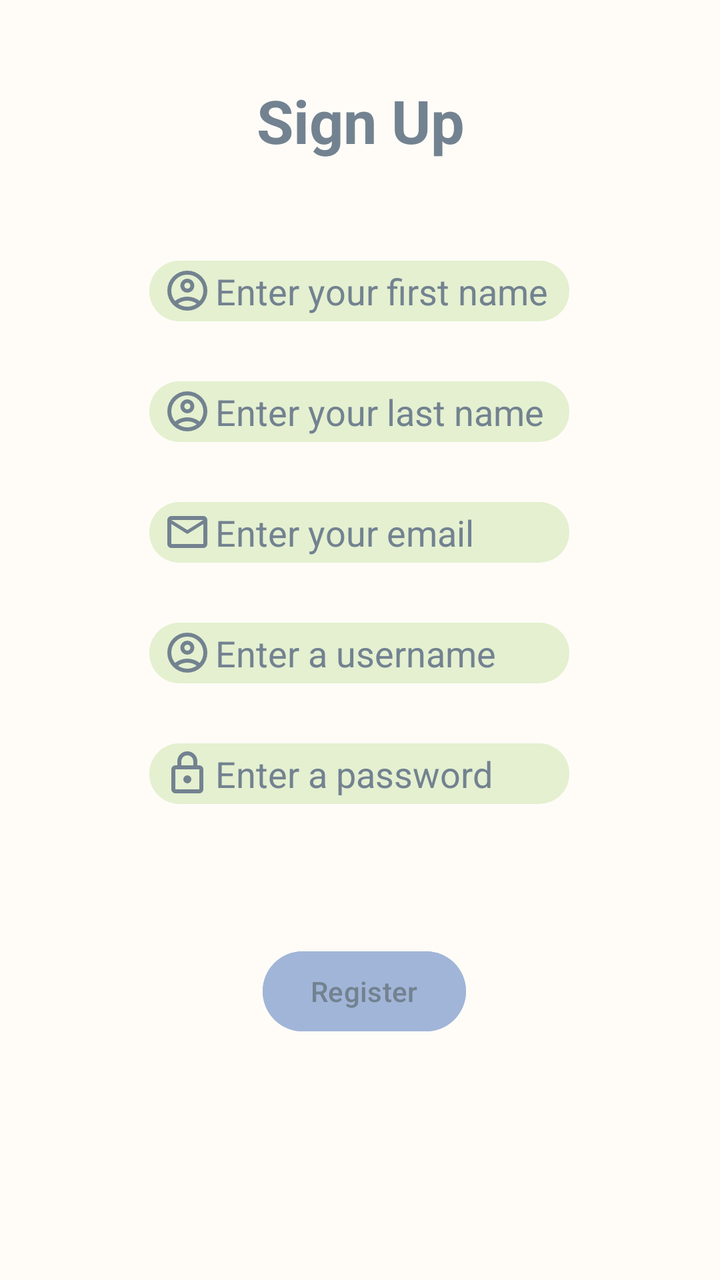
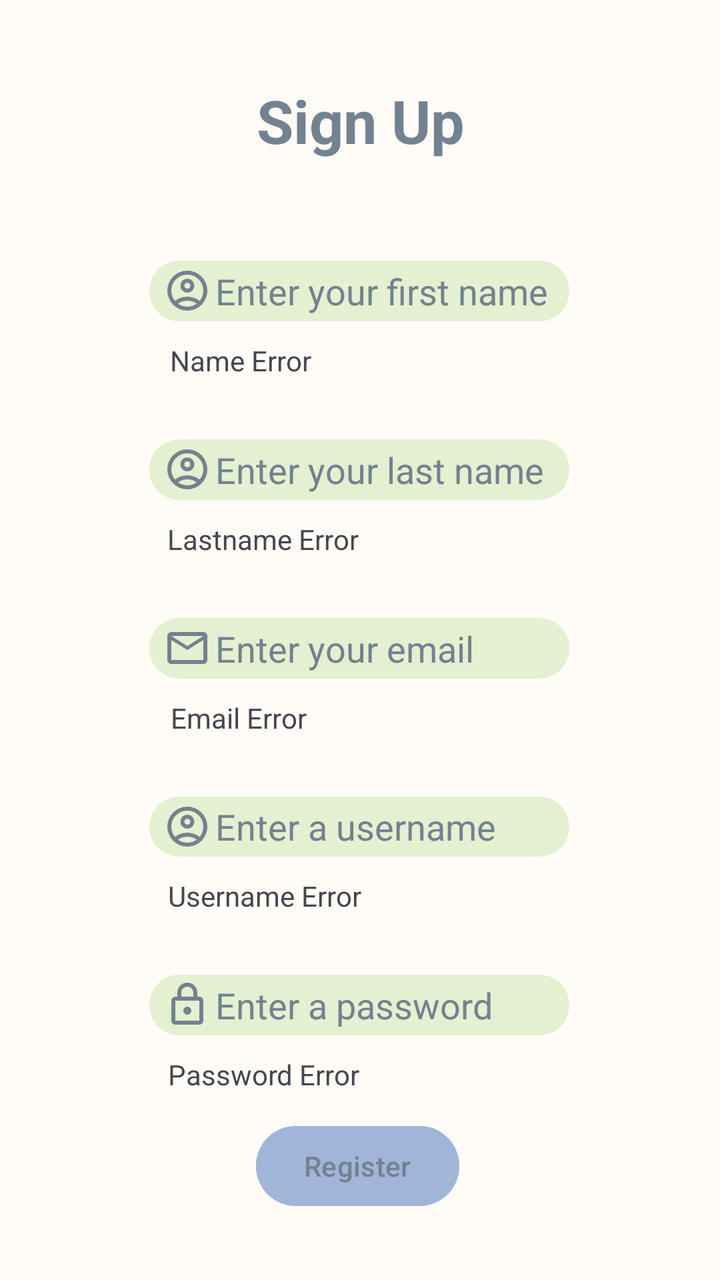

Two renders of the same Android screen: before a commit and after it. Below are the layout's source before the change and the commit's diff.
<!-- AndroidManifest.xml: application theme Theme.MyApp -->
<!-- res/layout/activity_sign_up.xml -->
<?xml version="1.0" encoding="utf-8"?>
<androidx.constraintlayout.widget.ConstraintLayout xmlns:android="http://schemas.android.com/apk/res/android"
    xmlns:app="http://schemas.android.com/apk/res-auto"
    xmlns:tools="http://schemas.android.com/tools"
    android:id="@+id/main"
    android:layout_width="match_parent"
    android:layout_height="match_parent"
    android:background="#FFFCF7"
    tools:context=".SignUpActivity">

    <EditText
        android:id="@+id/fistNameText"
        android:layout_width="wrap_content"
        android:layout_height="wrap_content"
        android:layout_marginTop="50dp"
        android:background="@drawable/signuptextview"
        android:digits="abcdefghijklmnopqrstuvwxyz ABCDEFGHIJKLMNOPQRSTUVWXYZ"
        android:drawableStart="@drawable/account_circle"
        android:drawablePadding="2dp"
        android:ems="10"
        android:hint="Enter your first name"
        android:inputType="text"
        android:paddingStart="7dp"
        android:paddingEnd="5dp"
        android:paddingTop="3dp"
        android:paddingBottom="3dp"
        android:textColor="#738290"
        android:textColorHint="#738290"
        android:maxLength="50"
        app:layout_constraintEnd_toEndOf="parent"
        app:layout_constraintHorizontal_bias="0.497"
        app:layout_constraintStart_toStartOf="parent"
        app:layout_constraintTop_toBottomOf="@+id/HeaderTextView" />

    <EditText
        android:id="@+id/lastNameText"
        android:layout_width="wrap_content"
        android:layout_height="wrap_content"
        android:layout_marginTop="30dp"
        android:background="@drawable/signuptextview"
        android:digits="abcdefghijklmnopqrstuvwxyz ABCDEFGHIJKLMNOPQRSTUVWXYZ"
        android:drawableLeft="@drawable/account_circle"
        android:drawablePadding="2dp"
        android:ems="10"
        android:hint="Enter your last name"
        android:inputType="text"
        android:paddingStart="7dp"
        android:paddingTop="3dp"
        android:paddingEnd="5dp"
        android:paddingBottom="3dp"
        android:textColor="#738290"
        android:textColorHint="#738290"
        android:maxLength="50"
        app:layout_constraintEnd_toEndOf="parent"
        app:layout_constraintHorizontal_bias="0.497"
        app:layout_constraintStart_toStartOf="parent"
        app:layout_constraintTop_toBottomOf="@+id/fistNameText" />

    <EditText
        android:id="@+id/emailText"
        android:layout_width="wrap_content"
        android:layout_height="wrap_content"
        android:layout_marginTop="30dp"
        android:background="@drawable/signuptextview"
        android:digits="abcdefghijklmnopqrstuvwxyzABCDEFGHIJKLMNOPQRSTUVWXYZ1234567890@.-!#$%'*+-/=?^_`{|}~&amp;"
        android:drawableLeft="@drawable/mail"
        android:drawablePadding="2dp"
        android:ems="10"
        android:hint="Enter your email"
        android:inputType="textEmailAddress"
        android:paddingStart="7dp"
        android:paddingEnd="5dp"
        android:paddingTop="3dp"
        android:paddingBottom="3dp"
        android:textColor="#738290"
        android:textColorHint="#738290"
        app:layout_constraintEnd_toEndOf="parent"
        app:layout_constraintHorizontal_bias="0.497"
        app:layout_constraintStart_toStartOf="parent"
        app:layout_constraintTop_toBottomOf="@+id/lastNameText" />

    <EditText
        android:id="@+id/userNameText"
        android:layout_width="wrap_content"
        android:layout_height="wrap_content"
        android:layout_marginTop="30dp"
        android:background="@drawable/signuptextview"
        android:digits="abcdefghijklmnopqrstuvwxyzABCDEFGHIJKLMNOPQRSTUVWXYZ1234567890@.-!#$%'*+-/=?^_`{|}~(),;[]&amp;"
        android:drawableLeft="@drawable/account_circle"
        android:drawablePadding="2dp"
        android:ems="10"
        android:hint="Enter a username"
        android:inputType="text"
        android:paddingStart="7dp"
        android:paddingTop="3dp"
        android:paddingEnd="5dp"
        android:paddingBottom="3dp"
        android:textColorHint="#738290"
        app:layout_constraintEnd_toEndOf="parent"
        app:layout_constraintHorizontal_bias="0.497"
        app:layout_constraintStart_toStartOf="parent"
        app:layout_constraintTop_toBottomOf="@+id/emailText" />

    <EditText
        android:id="@+id/passwordText"
        android:layout_width="wrap_content"
        android:layout_height="wrap_content"
        android:layout_marginTop="30dp"
        android:background="@drawable/signuptextview"
        android:drawableLeft="@drawable/lock"
        android:drawablePadding="2dp"
        android:ems="10"
        android:hint="Enter a password"
        android:inputType="textPassword"
        android:paddingStart="7dp"
        android:paddingEnd="5dp"
        android:paddingTop="3dp"
        android:paddingBottom="3dp"
        android:textColor="#738290"
        android:textColorHint="#738290"
        app:layout_constraintEnd_toEndOf="parent"
        app:layout_constraintHorizontal_bias="0.497"
        app:layout_constraintStart_toStartOf="parent"
        app:layout_constraintTop_toBottomOf="@+id/userNameText" />

    <Button
        android:id="@+id/signUpButton"
        android:layout_width="wrap_content"
        android:layout_height="wrap_content"
        android:backgroundTint="#A1B5D8"
        android:text="Register"
        android:textColor="#738290"
        app:layout_constraintBottom_toBottomOf="parent"
        app:layout_constraintEnd_toEndOf="parent"
        app:layout_constraintHorizontal_bias="0.509"
        app:layout_constraintStart_toStartOf="parent"
        app:layout_constraintTop_toBottomOf="@+id/passwordText"
        app:layout_constraintVertical_bias="0.367" />

    <TextView
        android:id="@+id/HeaderTextView"
        android:layout_width="wrap_content"
        android:layout_height="wrap_content"
        android:layout_marginTop="40dp"
        android:text="Sign Up"
        android:textColor="#738290"
        android:textSize="30sp"
        android:textStyle="bold"
        app:layout_constraintEnd_toEndOf="parent"
        app:layout_constraintHorizontal_bias="0.501"
        app:layout_constraintStart_toStartOf="parent"
        app:layout_constraintTop_toTopOf="parent" />

</androidx.constraintlayout.widget.ConstraintLayout>
<!-- resources referenced by this layout -->
<resources>
  <!-- drawable account_circle (drawable) -->
  <vector xmlns:android="http://schemas.android.com/apk/res/android" android:height="24dp" android:tint="#738290" android:viewportHeight="960" android:viewportWidth="960" android:width="24dp">
        
      <path android:fillColor="@android:color/white" android:pathData="M234,684Q285,645 348,622.5Q411,600 480,600Q549,600 612,622.5Q675,645 726,684Q761,643 780.5,591Q800,539 800,480Q800,347 706.5,253.5Q613,160 480,160Q347,160 253.5,253.5Q160,347 160,480Q160,539 179.5,591Q199,643 234,684ZM380.5,479.5Q340,439 340,380Q340,321 380.5,280.5Q421,240 480,240Q539,240 579.5,280.5Q620,321 620,380Q620,439 579.5,479.5Q539,520 480,520Q421,520 380.5,479.5ZM480,880Q397,880 324,848.5Q251,817 197,763Q143,709 111.5,636Q80,563 80,480Q80,397 111.5,324Q143,251 197,197Q251,143 324,111.5Q397,80 480,80Q563,80 636,111.5Q709,143 763,197Q817,251 848.5,324Q880,397 880,480Q880,563 848.5,636Q817,709 763,763Q709,817 636,848.5Q563,880 480,880ZM580,784.5Q627,769 666,740Q627,711 580,695.5Q533,680 480,680Q427,680 380,695.5Q333,711 294,740Q333,769 380,784.5Q427,800 480,800Q533,800 580,784.5ZM523,423Q540,406 540,380Q540,354 523,337Q506,320 480,320Q454,320 437,337Q420,354 420,380Q420,406 437,423Q454,440 480,440Q506,440 523,423ZM480,380Q480,380 480,380Q480,380 480,380Q480,380 480,380Q480,380 480,380Q480,380 480,380Q480,380 480,380Q480,380 480,380Q480,380 480,380ZM480,740Q480,740 480,740Q480,740 480,740Q480,740 480,740Q480,740 480,740Q480,740 480,740Q480,740 480,740Q480,740 480,740Q480,740 480,740Z"/>
      
  </vector>
  <!-- drawable lock (drawable) -->
  <vector xmlns:android="http://schemas.android.com/apk/res/android" android:height="24dp" android:tint="#738290" android:viewportHeight="960" android:viewportWidth="960" android:width="24dp">
        
      <path android:fillColor="@android:color/white" android:pathData="M240,880Q207,880 183.5,856.5Q160,833 160,800L160,400Q160,367 183.5,343.5Q207,320 240,320L280,320L280,240Q280,157 338.5,98.5Q397,40 480,40Q563,40 621.5,98.5Q680,157 680,240L680,320L720,320Q753,320 776.5,343.5Q800,367 800,400L800,800Q800,833 776.5,856.5Q753,880 720,880L240,880ZM240,800L720,800Q720,800 720,800Q720,800 720,800L720,400Q720,400 720,400Q720,400 720,400L240,400Q240,400 240,400Q240,400 240,400L240,800Q240,800 240,800Q240,800 240,800ZM536.5,656.5Q560,633 560,600Q560,567 536.5,543.5Q513,520 480,520Q447,520 423.5,543.5Q400,567 400,600Q400,633 423.5,656.5Q447,680 480,680Q513,680 536.5,656.5ZM360,320L600,320L600,240Q600,190 565,155Q530,120 480,120Q430,120 395,155Q360,190 360,240L360,320ZM240,800Q240,800 240,800Q240,800 240,800L240,400Q240,400 240,400Q240,400 240,400L240,400Q240,400 240,400Q240,400 240,400L240,800Q240,800 240,800Q240,800 240,800Z"/>
      
  </vector>
  <!-- drawable mail (drawable) -->
  <vector xmlns:android="http://schemas.android.com/apk/res/android" android:height="24dp" android:tint="#738290" android:viewportHeight="960" android:viewportWidth="960" android:width="24dp">
        
      <path android:fillColor="@android:color/white" android:pathData="M160,800Q127,800 103.5,776.5Q80,753 80,720L80,240Q80,207 103.5,183.5Q127,160 160,160L800,160Q833,160 856.5,183.5Q880,207 880,240L880,720Q880,753 856.5,776.5Q833,800 800,800L160,800ZM480,520L160,320L160,720Q160,720 160,720Q160,720 160,720L800,720Q800,720 800,720Q800,720 800,720L800,320L480,520ZM480,440L800,240L160,240L480,440ZM160,320L160,240L160,240L160,320L160,720Q160,720 160,720Q160,720 160,720L160,720Q160,720 160,720Q160,720 160,720L160,320Z"/>
      
  </vector>
  <!-- drawable signuptextview (drawable) -->
  <?xml version="1.0" encoding="utf-8"?>
  <shape xmlns:android="http://schemas.android.com/apk/res/android"
      android:shape="rectangle">
      <solid android:color="#E4F0D0" />
      <corners android:radius="15dp"/>
  </shape>
  <style name="Theme.MyApp" parent="Base.Theme.MyApp" />
  <style name="Base.Theme.MyApp" parent="Theme.Material3.DayNight.NoActionBar">
          
          
      </style>
</resources>

<!-- the commit's change to res/layout/activity_sign_up.xml (unified diff, before → after) -->
@@ -44,17 +44,17 @@
         android:ems="10"
         android:hint="Enter your last name"
         android:inputType="text"
-        android:paddingStart="7dp"
-        android:paddingTop="3dp"
-        android:paddingEnd="5dp"
-        android:paddingBottom="3dp"
-        android:textColor="#738290"
-        android:textColorHint="#738290"
         android:maxLength="50"
-        app:layout_constraintEnd_toEndOf="parent"
-        app:layout_constraintHorizontal_bias="0.497"
-        app:layout_constraintStart_toStartOf="parent"
-        app:layout_constraintTop_toBottomOf="@+id/fistNameText" />
+        android:paddingStart="7dp"
+        android:paddingTop="3dp"
+        android:paddingEnd="5dp"
+        android:paddingBottom="3dp"
+        android:textColor="#738290"
+        android:textColorHint="#738290"
+        app:layout_constraintEnd_toEndOf="parent"
+        app:layout_constraintHorizontal_bias="0.497"
+        app:layout_constraintStart_toStartOf="parent"
+        app:layout_constraintTop_toBottomOf="@+id/errorTextView1" />
 
     <EditText
         android:id="@+id/emailText"
@@ -69,20 +69,20 @@
         android:hint="Enter your email"
         android:inputType="textEmailAddress"
         android:paddingStart="7dp"
-        android:paddingEnd="5dp"
-        android:paddingTop="3dp"
-        android:paddingBottom="3dp"
-        android:textColor="#738290"
-        android:textColorHint="#738290"
-        app:layout_constraintEnd_toEndOf="parent"
-        app:layout_constraintHorizontal_bias="0.497"
-        app:layout_constraintStart_toStartOf="parent"
-        app:layout_constraintTop_toBottomOf="@+id/lastNameText" />
+        android:paddingTop="3dp"
+        android:paddingEnd="5dp"
+        android:paddingBottom="3dp"
+        android:textColor="#738290"
+        android:textColorHint="#738290"
+        app:layout_constraintEnd_toEndOf="parent"
+        app:layout_constraintHorizontal_bias="0.497"
+        app:layout_constraintStart_toStartOf="parent"
+        app:layout_constraintTop_toBottomOf="@+id/errorTextView2" />
 
     <EditText
         android:id="@+id/userNameText"
         android:layout_width="wrap_content"
-        android:layout_height="wrap_content"
+        android:layout_height="30dp"
         android:layout_marginTop="30dp"
         android:background="@drawable/signuptextview"
         android:digits="abcdefghijklmnopqrstuvwxyzABCDEFGHIJKLMNOPQRSTUVWXYZ1234567890@.-!#$%'*+-/=?^_`{|}~(),;[]&amp;"
@@ -99,7 +99,7 @@
         app:layout_constraintEnd_toEndOf="parent"
         app:layout_constraintHorizontal_bias="0.497"
         app:layout_constraintStart_toStartOf="parent"
-        app:layout_constraintTop_toBottomOf="@+id/emailText" />
+        app:layout_constraintTop_toBottomOf="@+id/errorTextView3" />
 
     <EditText
         android:id="@+id/passwordText"
@@ -113,15 +113,15 @@
         android:hint="Enter a password"
         android:inputType="textPassword"
         android:paddingStart="7dp"
-        android:paddingEnd="5dp"
-        android:paddingTop="3dp"
-        android:paddingBottom="3dp"
-        android:textColor="#738290"
-        android:textColorHint="#738290"
-        app:layout_constraintEnd_toEndOf="parent"
-        app:layout_constraintHorizontal_bias="0.497"
-        app:layout_constraintStart_toStartOf="parent"
-        app:layout_constraintTop_toBottomOf="@+id/userNameText" />
+        android:paddingTop="3dp"
+        android:paddingEnd="5dp"
+        android:paddingBottom="3dp"
+        android:textColor="#738290"
+        android:textColorHint="#738290"
+        app:layout_constraintEnd_toEndOf="parent"
+        app:layout_constraintHorizontal_bias="0.497"
+        app:layout_constraintStart_toStartOf="parent"
+        app:layout_constraintTop_toBottomOf="@+id/errorTextView4" />
 
     <Button
         android:id="@+id/signUpButton"
@@ -132,10 +132,10 @@
         android:textColor="#738290"
         app:layout_constraintBottom_toBottomOf="parent"
         app:layout_constraintEnd_toEndOf="parent"
-        app:layout_constraintHorizontal_bias="0.509"
-        app:layout_constraintStart_toStartOf="parent"
-        app:layout_constraintTop_toBottomOf="@+id/passwordText"
-        app:layout_constraintVertical_bias="0.367" />
+        app:layout_constraintHorizontal_bias="0.496"
+        app:layout_constraintStart_toStartOf="parent"
+        app:layout_constraintTop_toBottomOf="@+id/errorTextView5"
+        app:layout_constraintVertical_bias="0.27" />
 
     <TextView
         android:id="@+id/HeaderTextView"
@@ -151,4 +151,59 @@
         app:layout_constraintStart_toStartOf="parent"
         app:layout_constraintTop_toTopOf="parent" />
 
+    <TextView
+        android:id="@+id/errorTextView1"
+        android:layout_width="wrap_content"
+        android:layout_height="wrap_content"
+        android:layout_marginTop="10dp"
+        android:text="Name Error"
+        app:layout_constraintEnd_toEndOf="parent"
+        app:layout_constraintHorizontal_bias="0.294"
+        app:layout_constraintStart_toStartOf="parent"
+        app:layout_constraintTop_toBottomOf="@+id/fistNameText" />
+
+    <TextView
+        android:id="@+id/errorTextView2"
+        android:layout_width="wrap_content"
+        android:layout_height="wrap_content"
+        android:layout_marginTop="10dp"
+        android:text="Lastname Error"
+        app:layout_constraintEnd_toEndOf="parent"
+        app:layout_constraintHorizontal_bias="0.317"
+        app:layout_constraintStart_toStartOf="parent"
+        app:layout_constraintTop_toBottomOf="@+id/lastNameText" />
+
+    <TextView
+        android:id="@+id/errorTextView3"
+        android:layout_width="wrap_content"
+        android:layout_height="wrap_content"
+        android:layout_marginTop="10dp"
+        android:text="Email Error"
+        app:layout_constraintEnd_toEndOf="parent"
+        app:layout_constraintHorizontal_bias="0.292"
+        app:layout_constraintStart_toStartOf="parent"
+        app:layout_constraintTop_toBottomOf="@+id/emailText" />
+
+    <TextView
+        android:id="@+id/errorTextView4"
+        android:layout_width="wrap_content"
+        android:layout_height="wrap_content"
+        android:layout_marginTop="10dp"
+        android:text="Username Error"
+        app:layout_constraintEnd_toEndOf="parent"
+        app:layout_constraintHorizontal_bias="0.319"
+        app:layout_constraintStart_toStartOf="parent"
+        app:layout_constraintTop_toBottomOf="@+id/userNameText" />
+
+    <TextView
+        android:id="@+id/errorTextView5"
+        android:layout_width="wrap_content"
+        android:layout_height="wrap_content"
+        android:layout_marginTop="10dp"
+        android:text="Password Error"
+        app:layout_constraintEnd_toEndOf="parent"
+        app:layout_constraintHorizontal_bias="0.318"
+        app:layout_constraintStart_toStartOf="parent"
+        app:layout_constraintTop_toBottomOf="@+id/passwordText" />
+
 </androidx.constraintlayout.widget.ConstraintLayout>
